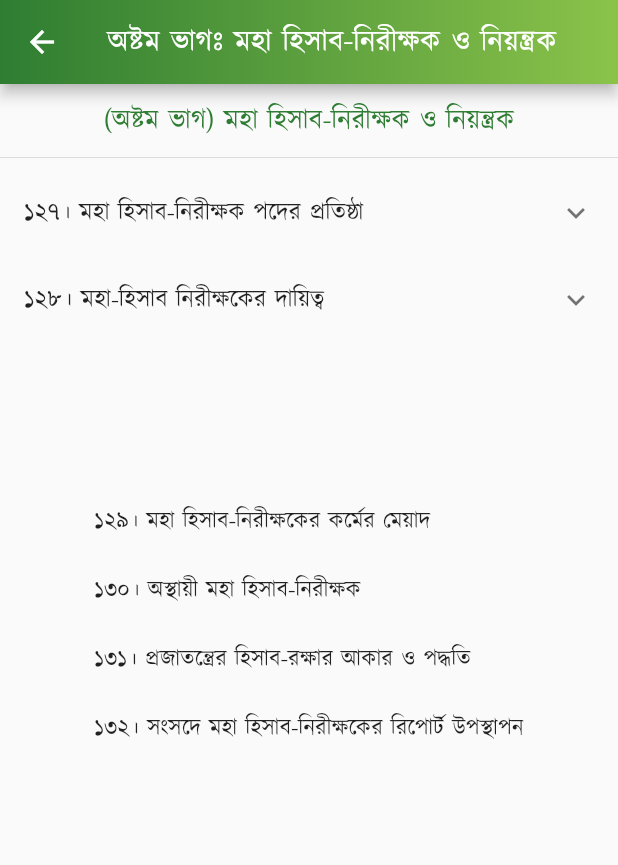
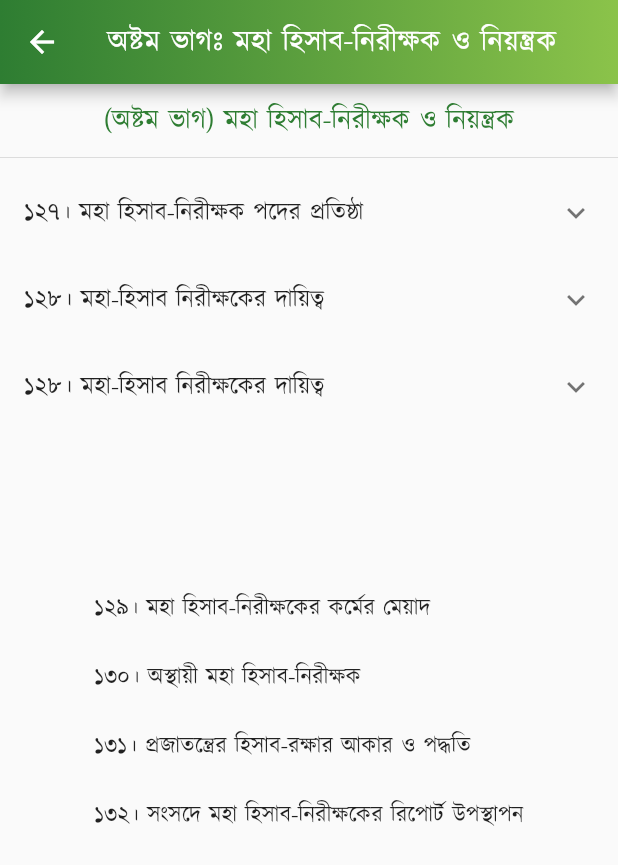
Before and after one commit to Azimul-Haque/flutter-onesignal, a Flutter app: the PartEight screen opened directly, on a phone screen of 412 x 824 dp. Shown: the top 865 px of the screen. Run offline on Flutter 3.47's test engine with Material 2 defaults, Android fonts, the phone set to English and light mode, and no system bars; our stand-ins replace fluttertoast, package_info_plus, percent_indicator, shared_preferences, sqflite; missing offline and left inert: blinking_text, flutter_share, onesignal_flutter, slide_popup_dialog; accounts and stored records are empty; network calls fail.

Commit message:
Commit Fri 04/29/2022 23:49:55.19 1960

```diff
--- a/lib/pages/constitution/part8.dart
+++ b/lib/pages/constitution/part8.dart
@@ -73,6 +73,16 @@ class PartEight extends StatelessWidget {
               )),
             ],
           ),
+          ExpansionTile(
+            title: Text('১২৮। মহা-হিসাব নিরীক্ষকের দায়িত্ব'),
+            children: <Widget>[
+              ListTile(
+                  title: SelectableText(
+                '১২৮। (১) মহা হিসাব-নিরীক্ষক প্রজাতন্ত্রের সরকারী হিসাব এবং সকল আদালত, সরকারী কর্তৃপক্ষ ও কর্মচারীর সরকারী হিসাব নিরীক্ষা করিবেন ও অনুরূপ হিসাব সম্পর্কে রিপোর্টদান করিবেন এবং সেই উদ্দেশ্যে তিনি কিংবা সেই প্রয়োজনে তাঁহার দ্বারা ক্ষমতাপ্রাপ্ত কোন ব্যক্তি প্রজাতন্ত্রের কর্মে নিযুক্ত যে কোন ব্যক্তির দখলভুক্ত সকল নথি, বহি, রসিদ, দলিল, নগদ অর্থ, ষ্ট্যাম্প, জামিন, ভাণ্ডার বা অন্য প্রকার সরকারী সম্পত্তি পরীক্ষার অধিকারী হইবেন।',
+                textAlign: TextAlign.justify,
+              )),
+            ],
+          ),
           Padding(
             padding: EdgeInsets.all(15),
             child: Column(children: <Widget>[
```
